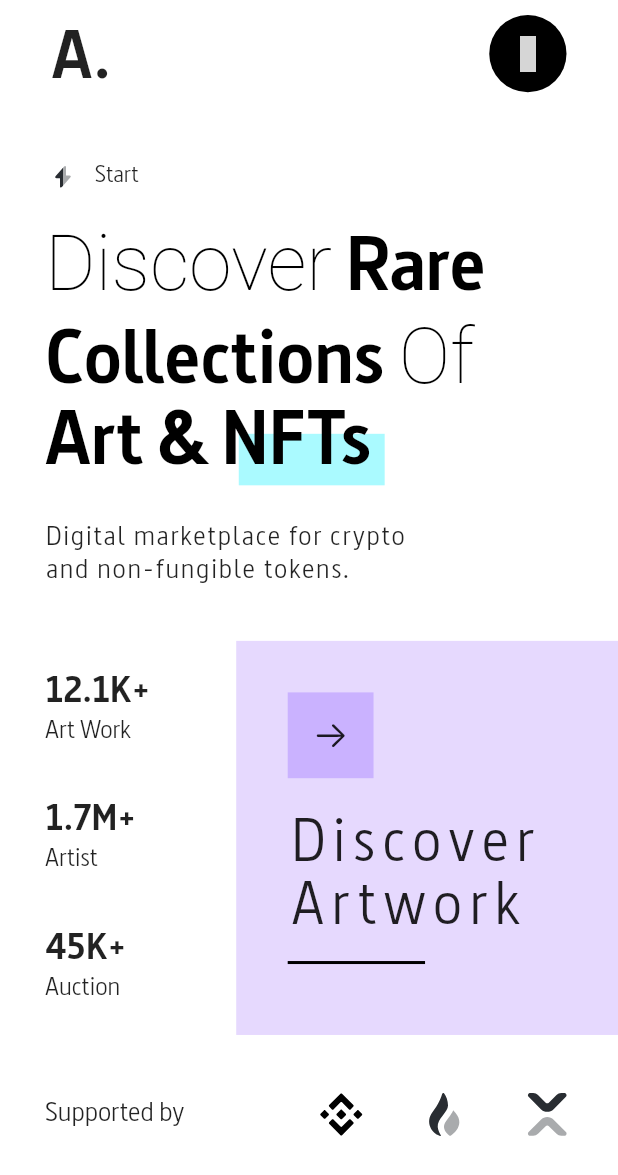
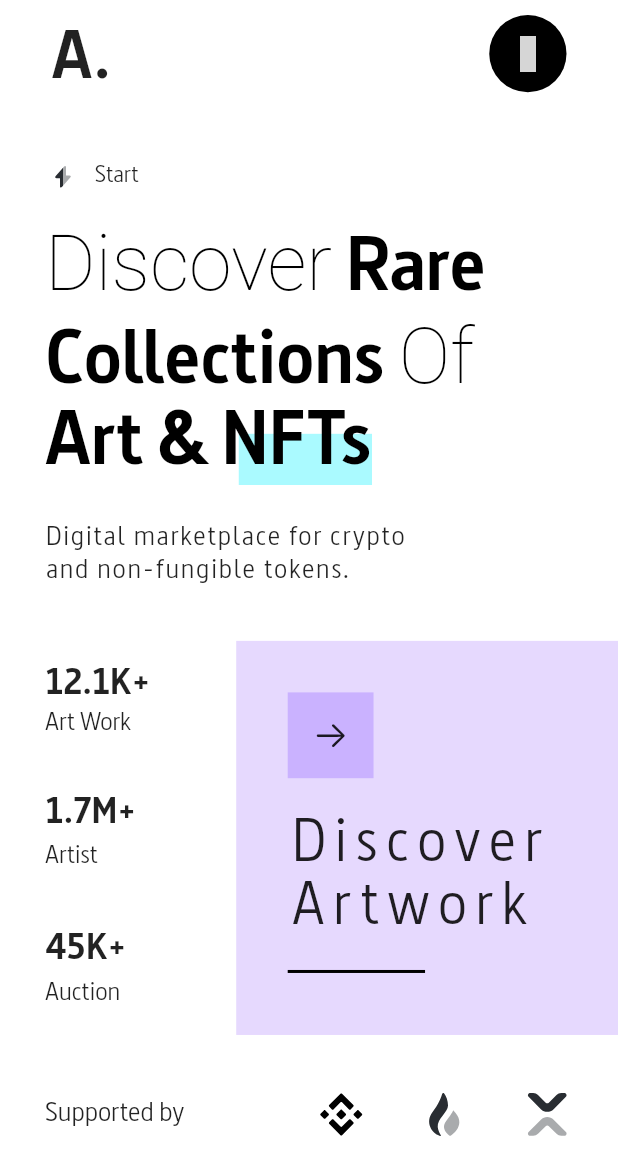
Before and after one commit to hasibulHossain/flutter_design_challenge, a Flutter app: the screen it shows after launch, on a phone screen of 412 x 824 dp. Shown: the top 1175 px of the screen. Run offline on Flutter 3.47's test engine with Material 2 defaults, Android fonts, the phone set to English and light mode, and no system bars; our stand-ins replace flutter_screenutil, flutter_svg, iconsax; grey boxes are pictures that could not be loaded.

Commit message:
update: fixed some issue

```diff
--- a/lib/main.dart
+++ b/lib/main.dart
@@ -13,6 +13,7 @@ class MyApp extends StatelessWidget {
   @override
   Widget build(BuildContext context) {
     return ScreenUtilInit(
+      minTextAdapt: true,
       builder: (_) {
         return MaterialApp(
           debugShowCheckedModeBanner: false,
--- a/lib/screens/onboarding_screen.dart
+++ b/lib/screens/onboarding_screen.dart
@@ -24,8 +24,8 @@ class OnboardingScreen extends StatelessWidget {
   Widget build(BuildContext context) {
     return Scaffold(
       backgroundColor: Colors.white,
-      body: SingleChildScrollView(
-        child: Column(
+      body: Column(
+        mainAxisSize: MainAxisSize.min,
         crossAxisAlignment: CrossAxisAlignment.start,
         children: <Widget>[
           SizedBox(
@@ -126,8 +126,8 @@ class OnboardingScreen extends StatelessWidget {
               intervalEnd: 0.5,
               child: Text(
                 'Digital marketplace for crypto \nand non-fungible tokens.',
-                  style: TextStyle(
-                      fontSize: 16.sp, letterSpacing: 1.2, height: 1.2),
+                style:
+                    TextStyle(fontSize: 16.sp, letterSpacing: 1.2, height: 1.2),
               ),
             ),
           ),
@@ -147,7 +147,6 @@ class OnboardingScreen extends StatelessWidget {
           )
         ],
       ),
-      ),
     );
   }
 }
@@ -159,9 +158,7 @@ class ColoredText extends StatelessWidget {
 
   @override
   Widget build(BuildContext context) {
-    return SizedBox(
-      width: 100.w,
-      child: Stack(
+    return Stack(
       children: [
         Positioned(
           bottom: 0,
@@ -183,7 +180,6 @@ class ColoredText extends StatelessWidget {
           ),
         ),
       ],
-      ),
     );
   }
 }
@@ -224,11 +220,12 @@ class DiscoverNetwork extends StatelessWidget {
                   style: TextStyle(
                     fontWeight: FontWeight.w600,
                     fontSize: 22.sp,
-                      fontFamily: 'Dsignes'),
+                    fontFamily: 'Dsignes',
+                  ),
                 ),
                 Text(
                   'Artist',
-                  style: TextStyle(fontSize: 15.sp, height: 1.4),
+                  style: TextStyle(fontSize: 15.sp, height: 1.4.h),
                 ),
               ],
             ),
@@ -241,11 +238,11 @@ class DiscoverNetwork extends StatelessWidget {
                   style: TextStyle(
                       fontWeight: FontWeight.w600,
                       fontSize: 22.sp,
-                      fontFamily: 'Dsignes'),
+                      fontFamily: 'Dsignes',),
                 ),
                 Text(
                   'Auction',
-                  style: TextStyle(fontSize: 15.sp, height: 1.4),
+                  style: TextStyle(fontSize: 15.sp, height: 1.4.h,),
                 ),
               ],
             ),
@@ -257,7 +254,8 @@ class DiscoverNetwork extends StatelessWidget {
         Expanded(
           child: Container(
             height: 220.h,
-          color: Color(0xffe6d9fe),
+            width: double.infinity,
+            color: const Color(0xffe6d9fe),
             child: Padding(
               padding: EdgeInsets.all(30.r),
               child: Column(
@@ -269,14 +267,16 @@ class DiscoverNetwork extends StatelessWidget {
                       Navigator.push(
                         context,
                         PageTransition(
-                          child: HomeScreen(), type: PageTransitionType.fadeIn),
+                          child: HomeScreen(),
+                          type: PageTransitionType.fadeIn,
+                        ),
                       );
                     },
                     child: Container(
                       height: 50.w,
                       width: 50.w,
-                    color: Color(0xffcab2ff),
-                    child: Center(
+                      color: const Color(0xffcab2ff),
+                      child: const Center(
                         child: Icon(CupertinoIcons.arrow_right),
                       ),
                     ),
@@ -284,25 +284,30 @@ class DiscoverNetwork extends StatelessWidget {
                   SizedBox(
                     height: 20.h,
                   ),
-                Text(
+                  Expanded(
+                    child: Text(
                       'Discover\nArtwork',
                       style: TextStyle(
                         fontSize: 35.sp,
-                    letterSpacing: 5,
+                        letterSpacing: 5.w,
                       ),
                     ),
-                SizedBox(
+                  ),
+                  Padding(
+                    padding: EdgeInsets.only(top: 10.h),
+                    child: SizedBox(
                       width: 80.w,
-                  child: Divider(
-                    height: 30,
+                      child: const Divider(
                         thickness: 2,
                         color: Colors.black,
                       ),
-                )
+                    ),
+                  ),
                 ],
               ),
             ),
-        ))
+          ),
+        ),
       ],
     );
   }
@@ -344,7 +349,7 @@ class SupportedBy extends StatelessWidget {
               ),
             ],
           ),
-        )
+        ),
       ],
     );
   }
```
Also changed, not shown: lib/screens/home_screen.dart (+11 -6 lines), lib/screens/nft_details.dart (+22 -7 lines). Lines whose indentation alone changed are shown as unchanged.
